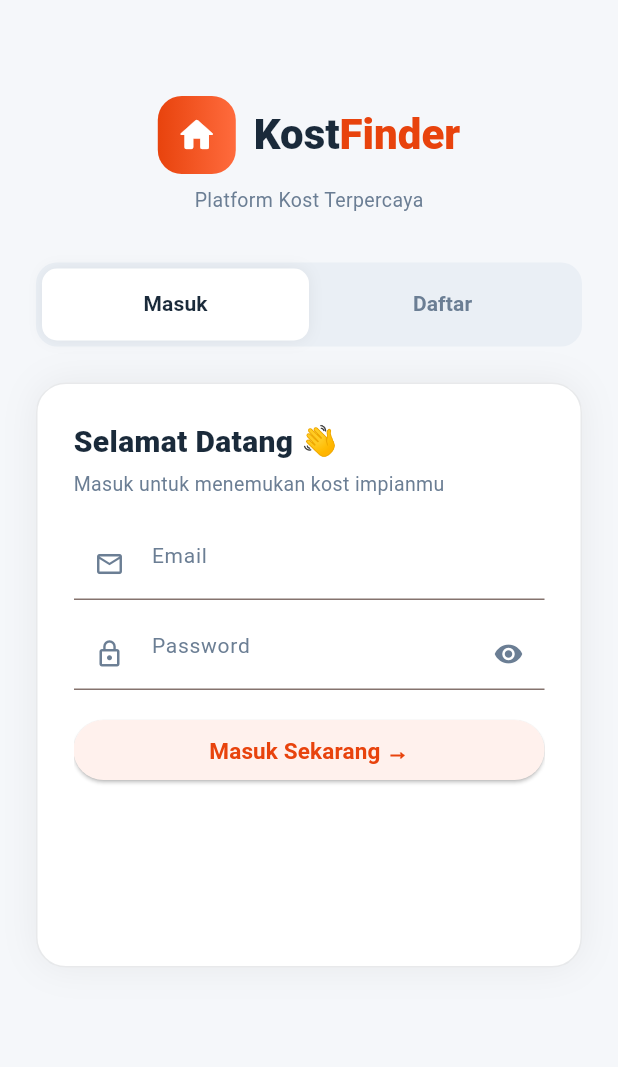
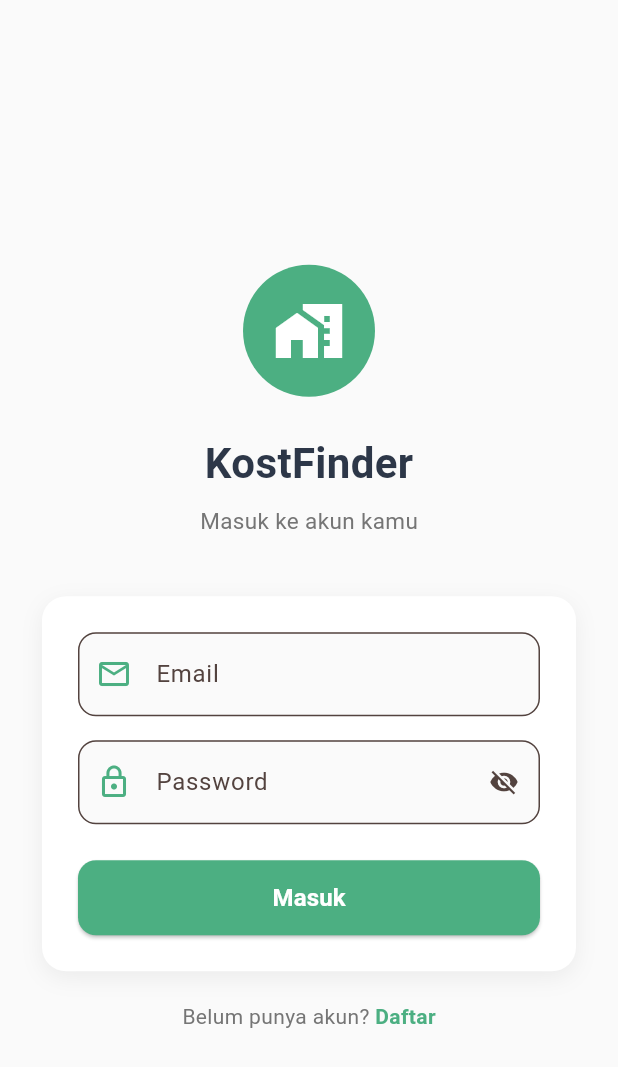
Before and after one commit to YuB14/KostFinder, a Flutter app: the LoginScreen screen opened directly, on a phone screen of 412 x 824 dp. Shown: the top 1067 px of the screen. Run offline on Flutter 3.47's test engine with Material 3 defaults, Android fonts, the phone set to English and light mode, and no system bars; our stand-ins replace cached_network_image, image_picker, shared_preferences; accounts and stored records are empty; Roboto replaces fonts that are missing (DM Sans).

Commit message:
mengganti lokasi main.dart user dan admin agar menampilkan login page)

```diff
--- a/flutter_kostfinder/lib/User/screens/auth/login_screen.dart
+++ b/flutter_kostfinder/lib/User/screens/auth/login_screen.dart
@@ -1,5 +1,4 @@
 import 'package:flutter/material.dart';
-import '../../theme/app_theme.dart';
 import '../../services/api_service.dart';
 import '../main_screen.dart';
 import 'register_screen.dart';
@@ -11,194 +10,174 @@ class LoginScreen extends StatefulWidget {
   State<LoginScreen> createState() => _LoginScreenState();
 }
 
-class _LoginScreenState extends State<LoginScreen>
-    with SingleTickerProviderStateMixin {
-  late TabController _tabController;
-  final _loginEmailCtrl = TextEditingController();
-  final _loginPwCtrl = TextEditingController();
-  bool _pwVisible = false;
-  bool _isLoading = false;
-  String _error = '';
+class _LoginScreenState extends State<LoginScreen> {
+  final _emailCtrl = TextEditingController();
+  final _passCtrl = TextEditingController();
+  bool _loading = false;
+  bool _obscure = true;
 
-  @override
-  void initState() {
-    super.initState();
-    _tabController = TabController(length: 2, vsync: this);
-    _tabController.addListener(() => setState(() => _error = ''));
-  }
-
-  @override
-  void dispose() {
-    _tabController.dispose();
-    _loginEmailCtrl.dispose();
-    _loginPwCtrl.dispose();
-    super.dispose();
-  }
-
-  Future<void> _handleLogin() async {
-    if (_loginEmailCtrl.text.isEmpty || _loginPwCtrl.text.isEmpty) {
-      setState(() => _error = 'Email dan password wajib diisi');
+  Future<void> _login() async {
+    if (_emailCtrl.text.isEmpty || _passCtrl.text.isEmpty) {
+      _showSnack('Email dan password wajib diisi');
       return;
     }
-    setState(() { _isLoading = true; _error = ''; });
+    setState(() => _loading = true);
     try {
-      final res = await ApiService.login(_loginEmailCtrl.text.trim(), _loginPwCtrl.text);
-      if (!mounted) return;
+      final res = await ApiService.login(_emailCtrl.text, _passCtrl.text);
       if (res['success'] == true) {
         await ApiService.saveSession(res['user']);
         if (!mounted) return;
-        Navigator.pushReplacement(context, MaterialPageRoute(builder: (_) => const MainScreen()));
+        Navigator.pushReplacement(
+          context,
+          MaterialPageRoute(builder: (_) => const MainScreen()),
+        );
       } else {
-        setState(() => _error = res['message'] ?? 'Login gagal');
+        _showSnack(res['message'] ?? 'Login gagal');
       }
     } catch (e) {
-      setState(() => _error = 'Koneksi gagal: $e');
+      _showSnack('Koneksi gagal: $e');
     }
-    if (mounted) setState(() => _isLoading = false);
+    setState(() => _loading = false);
+  }
+
+  void _showSnack(String msg) {
+    ScaffoldMessenger.of(context).showSnackBar(SnackBar(content: Text(msg)));
   }
 
   @override
   Widget build(BuildContext context) {
-    final isDark = Theme.of(context).brightness == Brightness.dark;
-    final bg = isDark ? AppColors.bgDark : AppColors.bgLight;
-    final bg2 = isDark ? AppColors.bg2Dark : AppColors.bg2Light;
-    final card = isDark ? AppColors.cardDark : AppColors.cardLight;
-    final border = isDark ? AppColors.borderDark : AppColors.borderLight;
-    final muted = isDark ? AppColors.mutedDark : AppColors.mutedLight;
-    final textColor = isDark ? AppColors.textDark : AppColors.textLight;
-
     return Scaffold(
-      backgroundColor: bg,
+      backgroundColor: Colors.grey[50],
       body: SafeArea(
+        child: Center(
           child: SingleChildScrollView(
-          padding: const EdgeInsets.all(24),
-          child: Column(children: [
+            padding: const EdgeInsets.symmetric(horizontal: 28),
+            child: Column(
+              children: [
                 const SizedBox(height: 40),
-            Row(mainAxisAlignment: MainAxisAlignment.center, children: [
                 Container(
-                width: 52, height: 52,
+                  padding: const EdgeInsets.all(20),
                   decoration: BoxDecoration(
-                  gradient: const LinearGradient(colors: [AppColors.coral, AppColors.coral2]),
-                  borderRadius: BorderRadius.circular(16),
+                    color: const Color(0xFF4CAF82),
+                    shape: BoxShape.circle,
                   ),
-                child: const Icon(Icons.home_rounded, color: Colors.white, size: 28),
+                  child: const Icon(Icons.home_work, color: Colors.white, size: 48),
                 ),
-              const SizedBox(width: 12),
-              RichText(text: TextSpan(
-                style: TextStyle(fontSize: 28, fontWeight: FontWeight.w800, color: textColor),
-                children: const [
-                  TextSpan(text: 'Kost'),
-                  TextSpan(text: 'Finder', style: TextStyle(color: AppColors.coral)),
-                ],
-              )),
-            ]),
-            const SizedBox(height: 8),
-            Text('Platform Kost Terpercaya', style: TextStyle(color: muted, fontSize: 13)),
-            const SizedBox(height: 32),
-            Container(
-              decoration: BoxDecoration(color: bg2, borderRadius: BorderRadius.circular(14)),
-              padding: const EdgeInsets.all(4),
-              child: TabBar(
-                controller: _tabController,
-                indicator: BoxDecoration(
-                  color: card,
-                  borderRadius: BorderRadius.circular(10),
-                  boxShadow: [BoxShadow(color: Colors.black.withOpacity(0.06), blurRadius: 8)],
-                ),
-                indicatorSize: TabBarIndicatorSize.tab,
-                labelColor: textColor,
-                unselectedLabelColor: muted,
-                labelStyle: const TextStyle(fontWeight: FontWeight.w700, fontSize: 14),
-                dividerColor: Colors.transparent,
-                tabs: const [Tab(text: 'Masuk'), Tab(text: 'Daftar')],
+                const SizedBox(height: 24),
+                const Text(
+                  'KostFinder',
+                  style: TextStyle(
+                    fontSize: 28,
+                    fontWeight: FontWeight.bold,
+                    color: Color(0xFF2D3748),
                   ),
                 ),
-            const SizedBox(height: 24),
-            Container(
-              decoration: BoxDecoration(
-                color: card,
-                borderRadius: BorderRadius.circular(20),
-                border: Border.all(color: border),
-                boxShadow: [BoxShadow(color: Colors.black.withOpacity(0.06), blurRadius: 20)],
+                const SizedBox(height: 8),
+                Text(
+                  'Masuk ke akun kamu',
+                  style: TextStyle(color: Colors.grey[600], fontSize: 15),
                 ),
-              padding: const EdgeInsets.all(24),
-              child: SizedBox(
-                height: 340,
-                child: TabBarView(
-                  controller: _tabController,
-                  children: [_buildLoginForm(isDark, muted, textColor), _buildRegisterTab(isDark, muted, textColor)],
+                const SizedBox(height: 40),
+                _buildCard(),
+                const SizedBox(height: 20),
+                Row(
+                  mainAxisAlignment: MainAxisAlignment.center,
+                  children: [
+                    Text('Belum punya akun? ', style: TextStyle(color: Colors.grey[600])),
+                    GestureDetector(
+                      onTap: () => Navigator.push(context,
+                          MaterialPageRoute(builder: (_) => const RegisterScreen())),
+                      child: const Text(
+                        'Daftar',
+                        style: TextStyle(
+                          color: Color(0xFF4CAF82),
+                          fontWeight: FontWeight.bold,
                         ),
                       ),
                     ),
-          ]),
+                  ],
+                ),
+              ],
+            ),
+          ),
         ),
       ),
     );
   }
 
-  Widget _buildLoginForm(bool isDark, Color muted, Color textColor) {
-    return Column(crossAxisAlignment: CrossAxisAlignment.start, children: [
-      Text('Selamat Datang 👋', style: TextStyle(fontSize: 20, fontWeight: FontWeight.w800, color: textColor)),
-      const SizedBox(height: 4),
-      Text('Masuk untuk menemukan kost impianmu', style: TextStyle(color: muted, fontSize: 13)),
-      const SizedBox(height: 20),
-      _buildTextField(_loginEmailCtrl, 'Email', Icons.email_outlined, keyboardType: TextInputType.emailAddress, isDark: isDark),
-      const SizedBox(height: 12),
-      _buildTextField(_loginPwCtrl, 'Password', Icons.lock_outline, isPassword: true, isDark: isDark),
-      if (_error.isNotEmpty) ...[
-        const SizedBox(height: 10),
-        Container(
-          padding: const EdgeInsets.all(10),
-          decoration: BoxDecoration(color: const Color(0xFFE53E3E).withOpacity(0.08), borderRadius: BorderRadius.circular(8)),
-          child: Text(_error, style: const TextStyle(color: Color(0xFFE53E3E), fontSize: 12)),
+  Widget _buildCard() {
+    return Container(
+      padding: const EdgeInsets.all(24),
+      decoration: BoxDecoration(
+        color: Colors.white,
+        borderRadius: BorderRadius.circular(16),
+        boxShadow: [
+          BoxShadow(color: Colors.black.withOpacity(0.06), blurRadius: 12, offset: const Offset(0, 4)),
+        ],
       ),
-      ],
+      child: Column(
+        children: [
+          _buildField(
+            controller: _emailCtrl,
+            label: 'Email',
+            icon: Icons.email_outlined,
+            keyboardType: TextInputType.emailAddress,
+          ),
           const SizedBox(height: 16),
-      SizedBox(
-        width: double.infinity,
-        child: ElevatedButton(
-          onPressed: _isLoading ? null : _handleLogin,
-          child: _isLoading
-              ? const SizedBox(height: 18, width: 18, child: CircularProgressIndicator(color: Colors.white, strokeWidth: 2))
-              : const Text('Masuk Sekarang →', style: TextStyle(fontWeight: FontWeight.w700, fontSize: 15)),
+          _buildField(
+            controller: _passCtrl,
+            label: 'Password',
+            icon: Icons.lock_outline,
+            obscure: _obscure,
+            suffix: IconButton(
+              icon: Icon(_obscure ? Icons.visibility_off : Icons.visibility, size: 20),
+              onPressed: () => setState(() => _obscure = !_obscure),
             ),
           ),
-    ]);
-  }
-
-  Widget _buildRegisterTab(bool isDark, Color muted, Color textColor) {
-    return Column(crossAxisAlignment: CrossAxisAlignment.start, children: [
-      Text('Buat Akun Gratis ✨', style: TextStyle(fontSize: 20, fontWeight: FontWeight.w800, color: textColor)),
-      const SizedBox(height: 4),
-      Text('Bergabung dengan ribuan pencari kost', style: TextStyle(color: muted, fontSize: 13)),
           const SizedBox(height: 24),
           SizedBox(
             width: double.infinity,
+            height: 50,
             child: ElevatedButton(
-          onPressed: () => Navigator.push(context, MaterialPageRoute(builder: (_) => const RegisterScreen())),
-          child: const Text('Daftar Sekarang →', style: TextStyle(fontWeight: FontWeight.w700, fontSize: 15)),
+              onPressed: _loading ? null : _login,
+              style: ElevatedButton.styleFrom(
+                backgroundColor: const Color(0xFF4CAF82),
+                foregroundColor: Colors.white,
+                shape: RoundedRectangleBorder(borderRadius: BorderRadius.circular(12)),
+              ),
+              child: _loading
+                  ? const CircularProgressIndicator(color: Colors.white, strokeWidth: 2)
+                  : const Text('Masuk', style: TextStyle(fontSize: 16, fontWeight: FontWeight.bold)),
             ),
           ),
-    ]);
+        ],
+      ),
+    );
   }
 
-  Widget _buildTextField(TextEditingController ctrl, String hint, IconData icon, {bool isPassword = false, TextInputType? keyboardType, required bool isDark}) {
-    final muted = isDark ? AppColors.mutedDark : AppColors.mutedLight;
+  Widget _buildField({
+    required TextEditingController controller,
+    required String label,
+    required IconData icon,
+    bool obscure = false,
+    TextInputType? keyboardType,
+    Widget? suffix,
+  }) {
     return TextField(
-      controller: ctrl,
-      obscureText: isPassword && !_pwVisible,
+      controller: controller,
+      obscureText: obscure,
       keyboardType: keyboardType,
-      style: TextStyle(fontSize: 14, color: isDark ? AppColors.textDark : AppColors.textLight),
       decoration: InputDecoration(
-        hintText: hint,
-        hintStyle: TextStyle(color: muted),
-        prefixIcon: Icon(icon, color: muted, size: 20),
-        suffixIcon: isPassword
-            ? IconButton(
-                icon: Icon(_pwVisible ? Icons.visibility_off : Icons.visibility, size: 20, color: muted),
-                onPressed: () => setState(() => _pwVisible = !_pwVisible),
-              )
-            : null,
+        labelText: label,
+        prefixIcon: Icon(icon, color: const Color(0xFF4CAF82)),
+        suffixIcon: suffix,
+        border: OutlineInputBorder(borderRadius: BorderRadius.circular(12)),
+        focusedBorder: OutlineInputBorder(
+          borderRadius: BorderRadius.circular(12),
+          borderSide: const BorderSide(color: Color(0xFF4CAF82)),
+        ),
+        filled: true,
+        fillColor: Colors.grey[50],
       ),
     );
   }
```
Also changed, not shown: flutter_kostfinder/lib/Admin/main.dart (+43 -3 lines), flutter_kostfinder/lib/User/main.dart (+7 -7 lines), flutter_kostfinder/lib/User/screens/auth/register_screen.dart (+55 -28 lines). Lines whose indentation alone changed are shown as unchanged.
